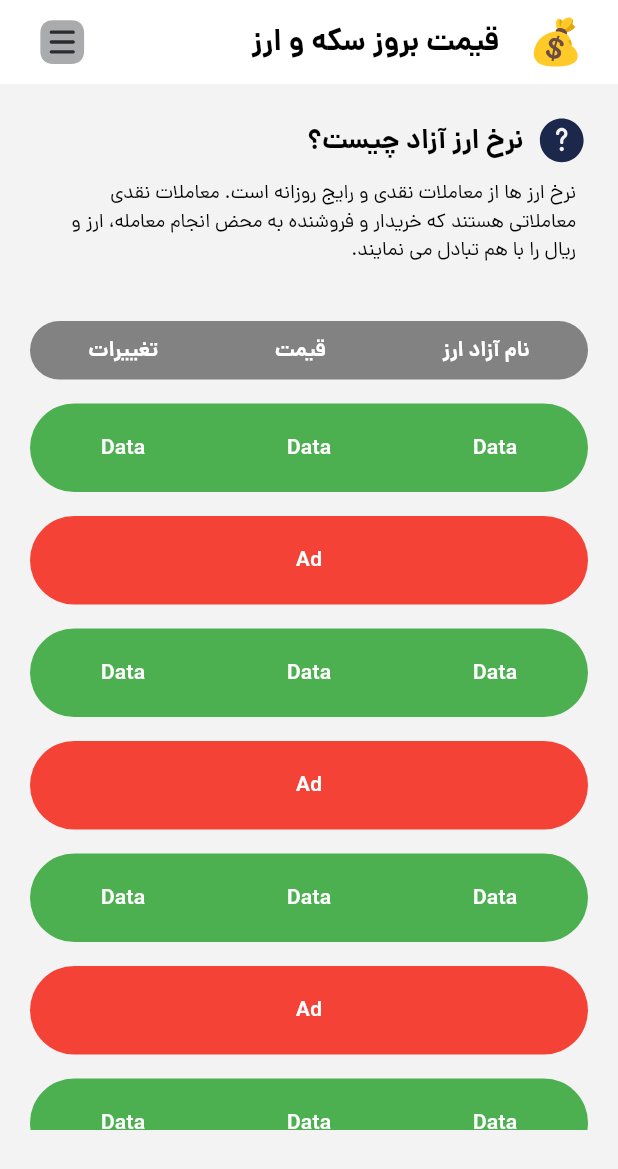
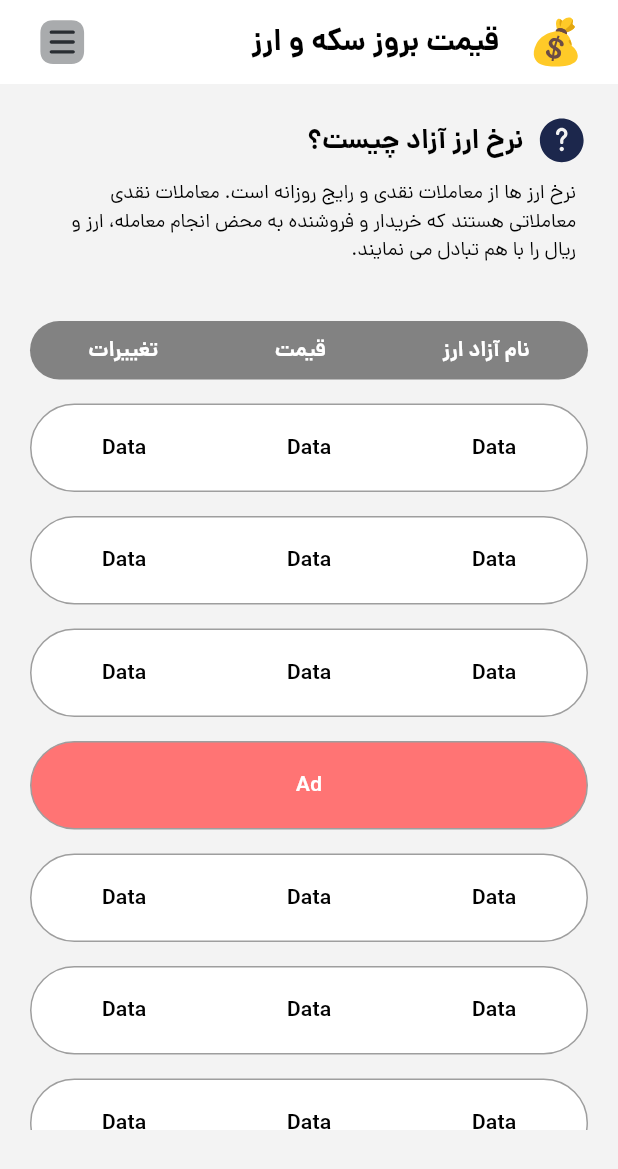
Before and after one commit to mahdi-khoshkhabar/currency_sample, a Flutter app: the screen it shows after launch, on a phone screen of 412 x 824 dp. Shown: the top 1169 px of the screen. Run offline on Flutter 3.47's test engine with Material 3 defaults, Android fonts, the phone set to English and light mode, and no system bars; our stand-ins replace flutter_svg.

Commit message:
list view updated

```diff
--- a/lib/component/my_colors.dart
+++ b/lib/component/my_colors.dart
@@ -7,4 +7,5 @@ class SolidColors {
   static const headline1Color = Color.fromARGB(255, 0, 0, 0);
   static const descriptionColor = Color.fromARGB(255, 0, 0, 0);
   static const listViewTitleColor = Color.fromARGB(255, 130, 130, 130);
+  static const adBackGroundColor = Color.fromARGB(255, 255, 116, 116);
 }
--- a/lib/component/text_style.dart
+++ b/lib/component/text_style.dart
@@ -20,8 +20,15 @@ TextStyle descriptionTextStyle = const TextStyle(
   fontSize: 13,
   fontWeight: FontWeight.w300,
 );
+
 TextStyle listViewTitleTextStyle = const TextStyle(
     fontFamily: 'Dana',
     fontSize: 14,
     fontWeight: FontWeight.w700,
     color: Colors.white);
+
+TextStyle listViewTextStyle = const TextStyle(
+    fontFamily: 'Dana',
+    fontSize: 14,
+    fontWeight: FontWeight.w700,
+    color: Colors.black);
--- a/lib/main.dart
+++ b/lib/main.dart
@@ -120,6 +120,7 @@ class MyApp extends StatelessWidget {
                   ],
                 ),
               ),
+              //list view
               SizedBox(
                 width: double.infinity,
                 height: 500,
@@ -132,21 +133,22 @@ class MyApp extends StatelessWidget {
                           height: 59,
                           decoration: BoxDecoration(
                               borderRadius: BorderRadius.circular(1000),
-                              color: Colors.green),
+                              color: Colors.white,
+                              border: Border.all(color: Colors.grey, width: 1)),
                           child: Row(
                             mainAxisAlignment: MainAxisAlignment.spaceAround,
                             children: [
                               Text(
                                 "Data",
-                                style: listViewTitleTextStyle,
+                                style: listViewTextStyle,
                               ),
                               Text(
                                 "Data",
-                                style: listViewTitleTextStyle,
+                                style: listViewTextStyle,
                               ),
                               Text(
                                 "Data",
-                                style: listViewTitleTextStyle,
+                                style: listViewTextStyle,
                               ),
                             ],
                           ),
@@ -154,16 +156,20 @@ class MyApp extends StatelessWidget {
                       );
                     },
                     separatorBuilder: (context, index) {
-                      return Padding(
+                      return (index + 2) % 4 == 0
+                          ? Padding(
                               padding: const EdgeInsets.only(top: 16),
                               child: Container(
                                 width: double.infinity,
                                 height: 59,
                                 decoration: BoxDecoration(
                                     borderRadius: BorderRadius.circular(1000),
-                              color: Colors.red),
+                                    color: SolidColors.adBackGroundColor,
+                                    border: Border.all(
+                                        color: Colors.grey, width: 1)),
                                 child: Row(
-                            mainAxisAlignment: MainAxisAlignment.spaceAround,
+                                  mainAxisAlignment:
+                                      MainAxisAlignment.spaceAround,
                                   children: [
                                     Text(
                                       "Ad",
@@ -172,7 +178,8 @@ class MyApp extends StatelessWidget {
                                   ],
                                 ),
                               ),
-                      );
+                            )
+                          : const SizedBox.shrink();
                     },
                     itemCount: 20),
               )
```
Lines whose indentation alone changed are shown as unchanged.
